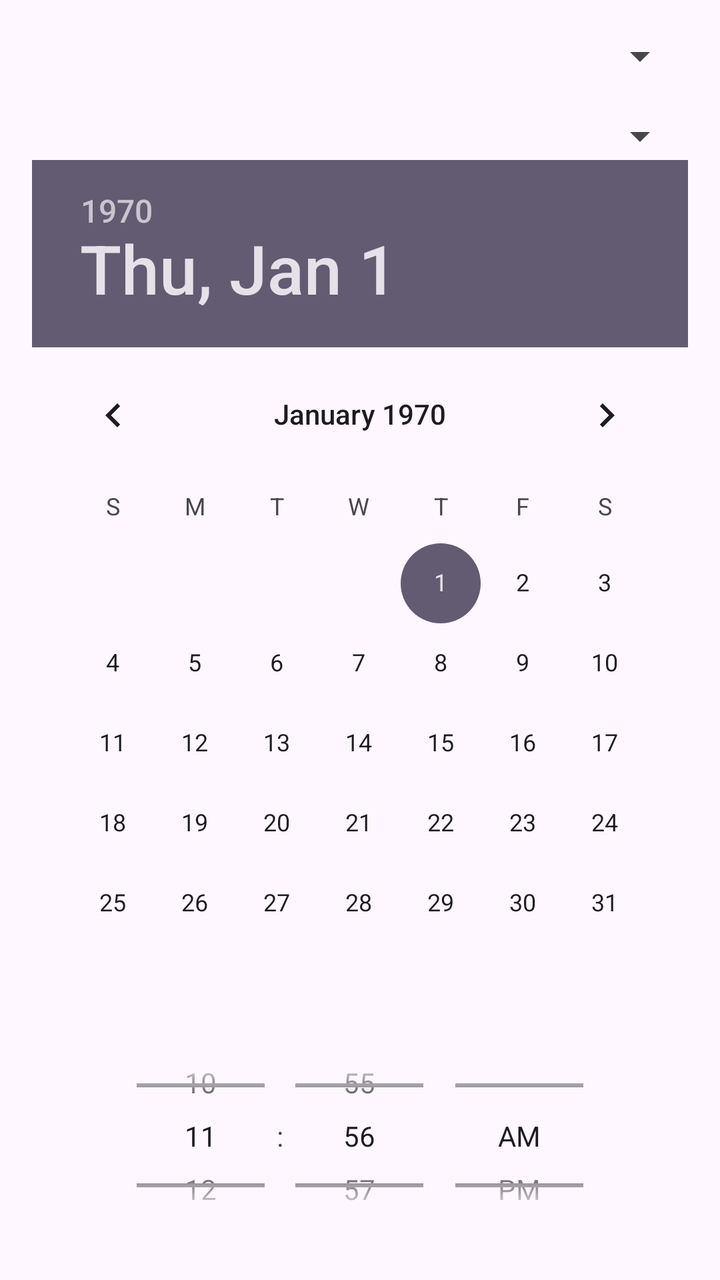
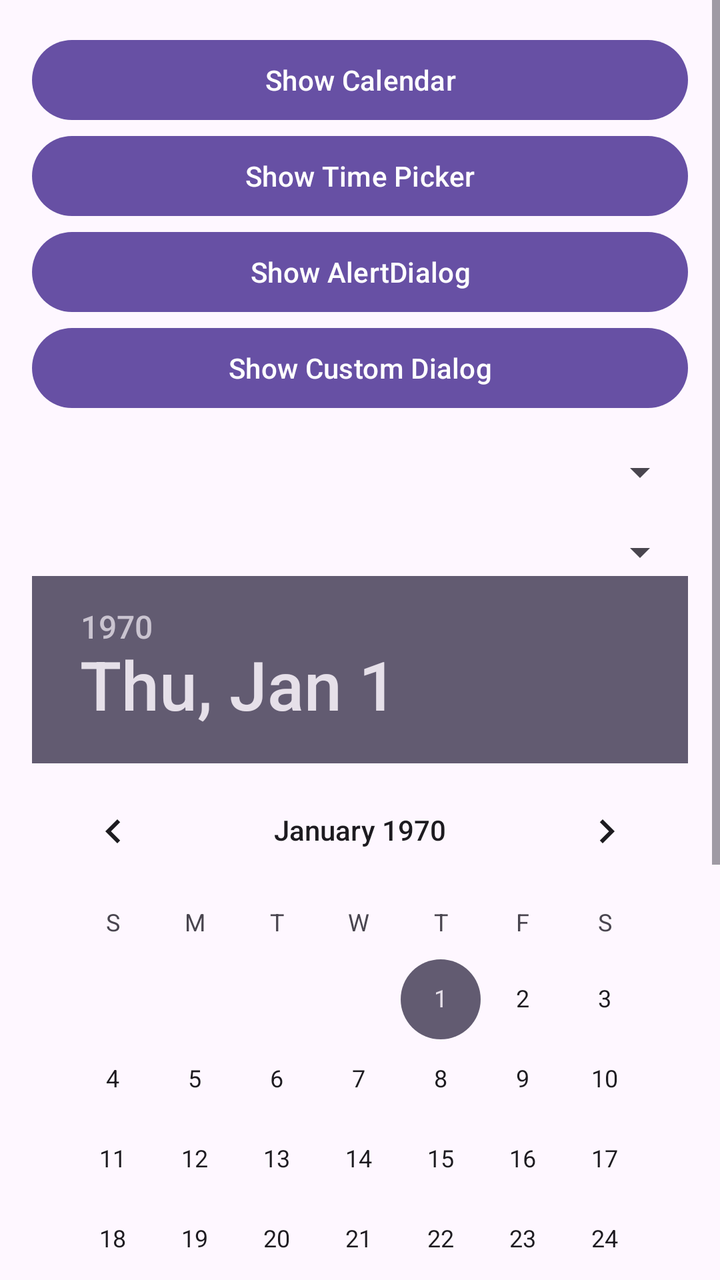

The first picture is an Android layout as it rendered before a commit; the second is the same layout after the commit. The layout source and the unified diff follow.
<!-- AndroidManifest.xml: application theme Theme.CountryApp -->
<!-- res/layout/activity_main.xml -->
<?xml version="1.0" encoding="utf-8"?>
<LinearLayout xmlns:android="http://schemas.android.com/apk/res/android"
    xmlns:app="http://schemas.android.com/apk/res-auto"
    xmlns:tools="http://schemas.android.com/tools"
    android:layout_width="match_parent"
    android:layout_height="match_parent"
    android:gravity="center"
    android:padding="16dp"
    android:orientation="vertical"
    tools:context=".MainActivity">
    <Spinner
        android:id="@+id/spinnerCountry"
        android:layout_width="match_parent"
        android:layout_height="wrap_content" />
    <Spinner
        android:id="@+id/spinnerProvinces"
        android:layout_marginTop="16dp"
        android:layout_width="match_parent"
        android:layout_height="wrap_content" />
    <DatePicker
        android:id="@+id/datePicker"
        android:layout_width="wrap_content"
        android:layout_height="wrap_content"
        android:calendarViewShown="false"
        android:datePickerMode="calendar" />
    <TimePicker
        android:id="@+id/timePicker"
        android:timePickerMode="spinner"
        android:layout_width="wrap_content"
        android:layout_height="wrap_content" />
    <Button
        android:id="@+id/btn_show_calendar"
        android:layout_width="match_parent"
        android:layout_height="wrap_content"
        android:text="Show Calendar"/>
    <Button
        android:id="@+id/btn_show_time_picker"
        android:layout_width="match_parent"
        android:layout_height="wrap_content"
        android:text="Show Time Picker"/>
    <Button
        android:id="@+id/btn_show_alert_dialog"
        android:layout_width="match_parent"
        android:layout_height="wrap_content"
        android:text="Show AlertDialog"/>
</LinearLayout>
<!-- resources referenced by this layout -->
<resources>
  <style name="Theme.CountryApp" parent="Base.Theme.CountryApp" />
  <style name="Base.Theme.CountryApp" parent="Theme.Material3.DayNight.NoActionBar">
          
          
      </style>
</resources>

<!-- the commit's change to res/layout/activity_main.xml (unified diff, before → after) -->
@@ -1,46 +1,71 @@
 <?xml version="1.0" encoding="utf-8"?>
-<LinearLayout xmlns:android="http://schemas.android.com/apk/res/android"
+<ScrollView xmlns:android="http://schemas.android.com/apk/res/android"
     xmlns:app="http://schemas.android.com/apk/res-auto"
     xmlns:tools="http://schemas.android.com/tools"
     android:layout_width="match_parent"
     android:layout_height="match_parent"
-    android:gravity="center"
-    android:padding="16dp"
-    android:orientation="vertical"
+    android:fillViewport="true"
     tools:context=".MainActivity">
-    <Spinner
-        android:id="@+id/spinnerCountry"
-        android:layout_width="match_parent"
-        android:layout_height="wrap_content" />
-    <Spinner
-        android:id="@+id/spinnerProvinces"
-        android:layout_marginTop="16dp"
-        android:layout_width="match_parent"
-        android:layout_height="wrap_content" />
-    <DatePicker
-        android:id="@+id/datePicker"
-        android:layout_width="wrap_content"
-        android:layout_height="wrap_content"
-        android:calendarViewShown="false"
-        android:datePickerMode="calendar" />
-    <TimePicker
-        android:id="@+id/timePicker"
-        android:timePickerMode="spinner"
-        android:layout_width="wrap_content"
-        android:layout_height="wrap_content" />
-    <Button
-        android:id="@+id/btn_show_calendar"
+
+    <LinearLayout
         android:layout_width="match_parent"
         android:layout_height="wrap_content"
-        android:text="Show Calendar"/>
-    <Button
-        android:id="@+id/btn_show_time_picker"
-        android:layout_width="match_parent"
-        android:layout_height="wrap_content"
-        android:text="Show Time Picker"/>
-    <Button
-        android:id="@+id/btn_show_alert_dialog"
-        android:layout_width="match_parent"
-        android:layout_height="wrap_content"
-        android:text="Show AlertDialog"/>
-</LinearLayout>
+        android:padding="16dp"
+        android:orientation="vertical">
+
+        
+        <Button
+            android:id="@+id/btn_show_calendar"
+            android:layout_width="match_parent"
+            android:layout_height="wrap_content"
+            android:text="Show Calendar" />
+
+        <Button
+            android:id="@+id/btn_show_time_picker"
+            android:layout_width="match_parent"
+            android:layout_height="wrap_content"
+            android:text="Show Time Picker" />
+
+        <Button
+            android:id="@+id/btn_show_alert_dialog"
+            android:layout_width="match_parent"
+            android:layout_height="wrap_content"
+            android:text="Show AlertDialog" />
+
+        <Button
+            android:id="@+id/btn_show_custom_dialog"
+            android:layout_width="match_parent"
+            android:layout_height="wrap_content"
+            android:text="Show Custom Dialog" />
+
+        
+        <Spinner
+            android:id="@+id/spinnerCountry"
+            android:layout_width="match_parent"
+            android:layout_height="wrap_content"
+            android:layout_marginTop="16dp" />
+
+        <Spinner
+            android:id="@+id/spinnerProvinces"
+            android:layout_width="match_parent"
+            android:layout_height="wrap_content"
+            android:layout_marginTop="16dp" />
+
+        
+        <DatePicker
+            android:id="@+id/datePicker"
+            android:layout_width="wrap_content"
+            android:layout_height="wrap_content"
+            android:layout_gravity="center"
+            android:calendarViewShown="false"
+            android:datePickerMode="calendar" />
+
+        <TimePicker
+            android:id="@+id/timePicker"
+            android:layout_width="wrap_content"
+            android:layout_height="wrap_content"
+            android:layout_gravity="center"
+            android:timePickerMode="spinner" />
+
+    </LinearLayout>
+</ScrollView>
